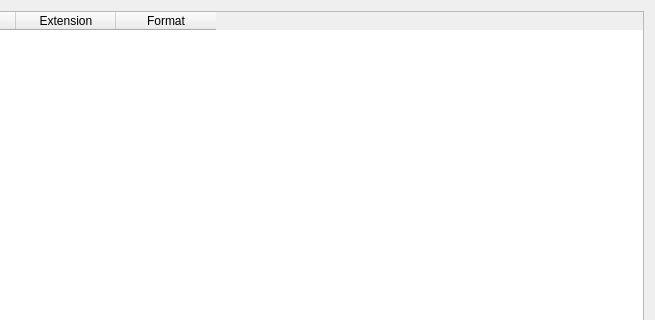
Before: the Qt Designer form formatselectionwindow.ui in rrooij/youtube-dl-qt, drawn with Qt 5; both pictures show x 96 to 751 and y 0 to 320 of the 751 by 551 pixel window.
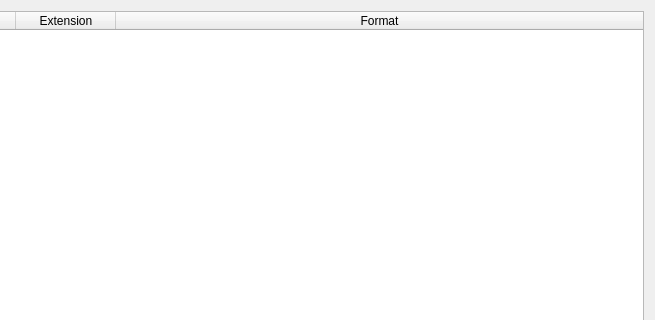
After: the same form once the commit is applied.

Commit message: FormatSelectionWindow: stretch last section

What changed in the file:
```diff
--- a/formatselectionwindow.ui
+++ b/formatselectionwindow.ui
@@ -19,6 +19,12 @@
      <property name="selectionMode">
       <enum>QAbstractItemView::SingleSelection</enum>
      </property>
+     <property name="sortingEnabled">
+      <bool>false</bool>
+     </property>
+     <attribute name="horizontalHeaderStretchLastSection">
+      <bool>true</bool>
+     </attribute>
      <column>
       <property name="text">
        <string>Id</string>
```
